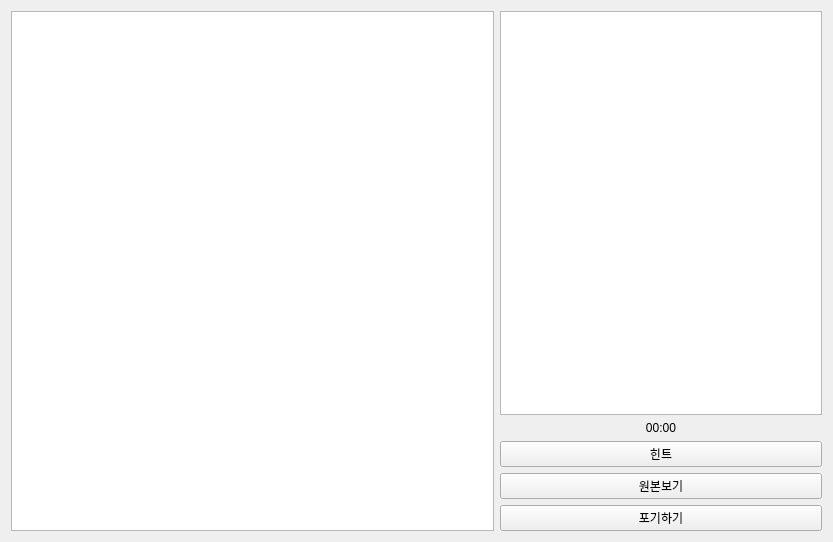
The window that puzzle/playpage.ui (ghkdwjdxo99/Intel_7_openCV_project) describes before a commit, drawn with Qt 5.
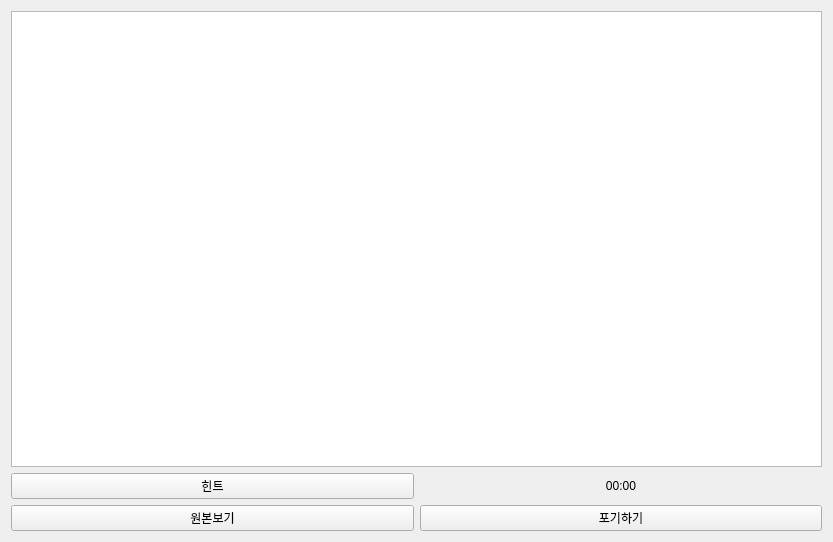
The same window after the commit. Custom widgets are drawn as their Qt base class.

Diff of the .ui file:
```diff
--- a/puzzle/playpage.ui
+++ b/puzzle/playpage.ui
@@ -13,29 +13,20 @@
   <property name="windowTitle">
    <string>Form</string>
   </property>
-  <layout class="QHBoxLayout" name="horizontalLayout_2">
+  <layout class="QVBoxLayout" name="verticalLayout_2">
    <item>
-    <layout class="QHBoxLayout" name="horizontalLayout" stretch="6,4">
+    <layout class="QVBoxLayout" name="verticalLayout">
      <item>
-      <widget class="QGraphicsView" name="PuzzleBoard"/>
-     </item>
-     <item>
-      <layout class="QVBoxLayout" name="verticalLayout" stretch="9,1">
+      <layout class="QVBoxLayout" name="verticalLayout_3">
        <item>
-        <widget class="DraggableListWidget" name="PieceBoard"/>
+        <widget class="QGraphicsView" name="PuzzleBoard"/>
        </item>
+      </layout>
+     </item>
+     <item>
+      <layout class="QHBoxLayout" name="horizontalLayout">
        <item>
-        <layout class="QVBoxLayout" name="verticalLayout_2">
-         <item>
-          <widget class="QLabel" name="timerLabel">
-           <property name="text">
-            <string>00:00</string>
-           </property>
-           <property name="alignment">
-            <set>Qt::AlignCenter</set>
-           </property>
-          </widget>
-         </item>
+        <layout class="QVBoxLayout" name="verticalLayout_5">
          <item>
           <widget class="QPushButton" name="HintBT">
            <property name="text">
@@ -50,6 +41,20 @@
            </property>
           </widget>
          </item>
+        </layout>
+       </item>
+       <item>
+        <layout class="QVBoxLayout" name="verticalLayout_4">
+         <item>
+          <widget class="QLabel" name="timerLabel">
+           <property name="text">
+            <string>00:00</string>
+           </property>
+           <property name="alignment">
+            <set>Qt::AlignCenter</set>
+           </property>
+          </widget>
+         </item>
          <item>
           <widget class="QPushButton" name="StopBT">
            <property name="text">
@@ -65,13 +70,6 @@
    </item>
   </layout>
  </widget>
- <customwidgets>
-  <customwidget>
-   <class>DraggableListWidget</class>
-   <extends>QListWidget</extends>
-   <header>draggablelistwidget.h</header>
-  </customwidget>
- </customwidgets>
  <resources/>
  <connections/>
 </ui>
```
